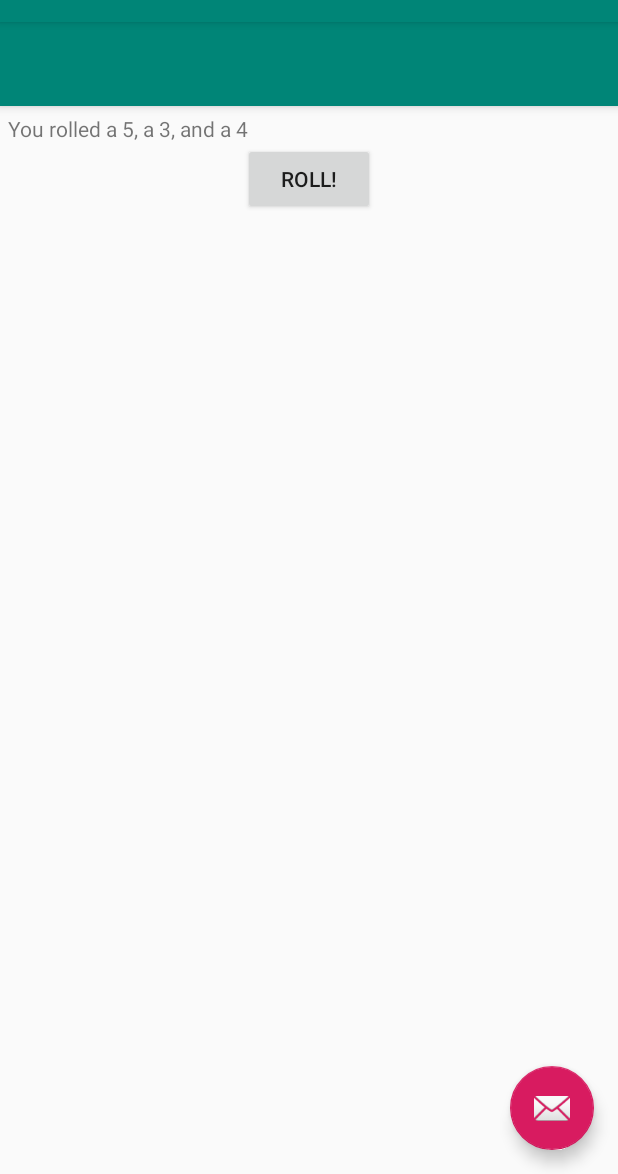
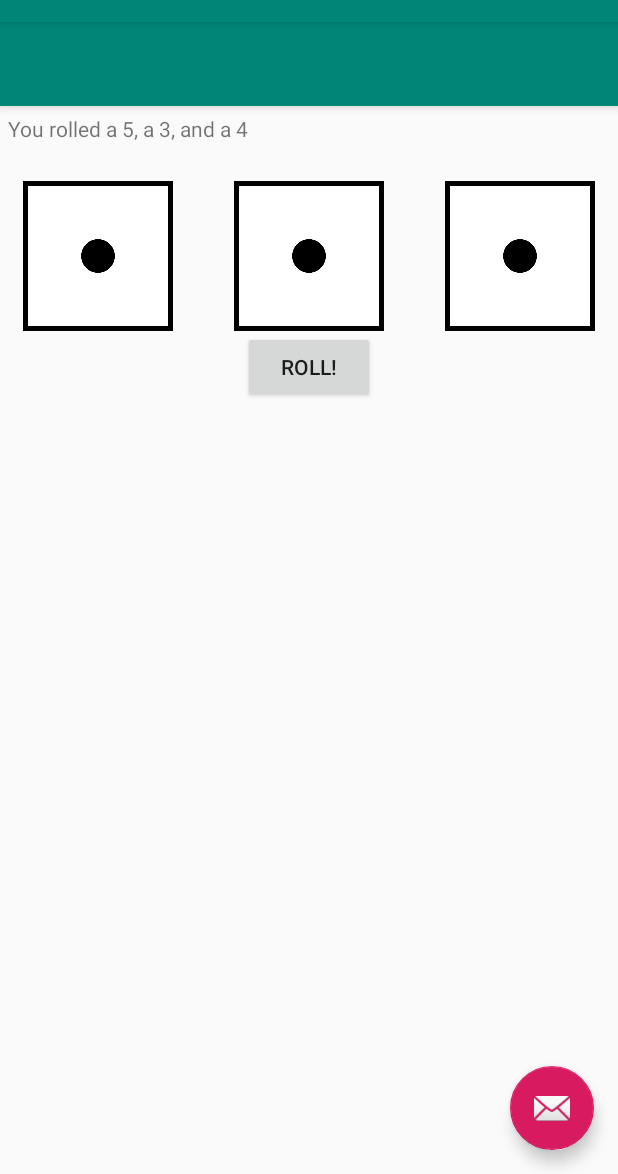
Before and after one commit to matt-chaney/DiceOut, an Android app: the MainActivity screen opened directly, with no data from a screen before it, after a tap on "ROLL!", on a phone screen of 412 x 824 dp, the part 62-1236 px from its top. Run offline under Robolectric (Android 15) with nearby library versions, the phone set to English and light mode, and no system bars; 1 statement that could not run was skipped.

Commit message:
4.8 - Added die images

```diff
--- a/app/src/main/res/layout/content_main.xml
+++ b/app/src/main/res/layout/content_main.xml
@@ -20,12 +20,43 @@
         android:id="@+id/rollButton"
         android:layout_width="wrap_content"
         android:layout_height="wrap_content"
-        android:layout_below="@id/rollResult"
+        android:layout_below="@id/die2Image"
         android:layout_centerHorizontal="true"
         android:text="Roll!"
         android:onClick="rollDice"
         />
 
+    <ImageView
+        android:layout_width="100dp"
+        android:layout_height="100dp"
+        android:id="@+id/die1Image"
+        android:layout_below="@id/rollResult"
+        android:layout_marginTop="25dp"
+        android:layout_marginLeft="15dp"
+        android:layout_alignParentLeft="true"
+        android:src="@drawable/die_1"
+        />
+
+    <ImageView
+        android:layout_width="100dp"
+        android:layout_height="100dp"
+        android:id="@+id/die2Image"
+        android:layout_below="@id/rollResult"
+        android:layout_marginTop="25dp"
+        android:layout_centerHorizontal="true"
+        android:src="@drawable/die_1"
+        />
+
+    <ImageView
+        android:layout_width="100dp"
+        android:layout_height="100dp"
+        android:id="@+id/die3Image"
+        android:layout_below="@id/rollResult"
+        android:layout_marginTop="25dp"
+        android:layout_marginRight="15dp"
+        android:layout_alignParentRight="true"
+        android:src="@drawable/die_1"
+        />
 
 
 </RelativeLayout>
```
Also changed, not shown: app/src/main/res/drawable/die_1.png (added), app/src/main/res/drawable/die_2.png (added), app/src/main/res/drawable/die_3.png (added), app/src/main/res/drawable/die_4.png (added), app/src/main/res/drawable/die_5.png (added), app/src/main/res/drawable/die_6.png (added).
